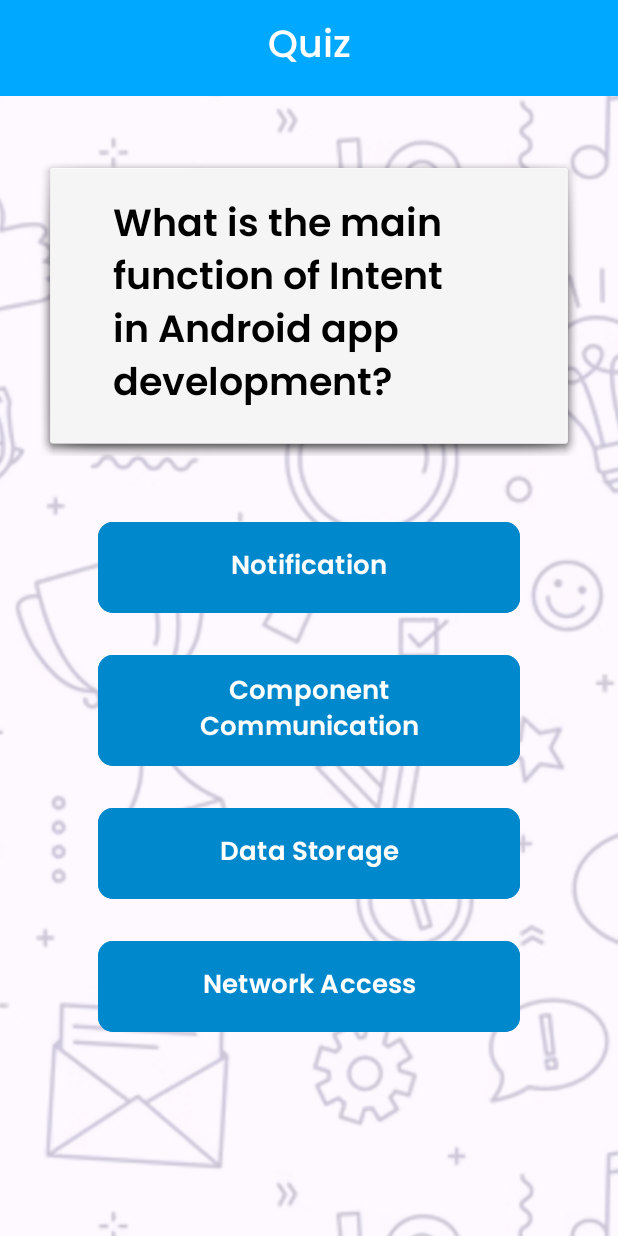
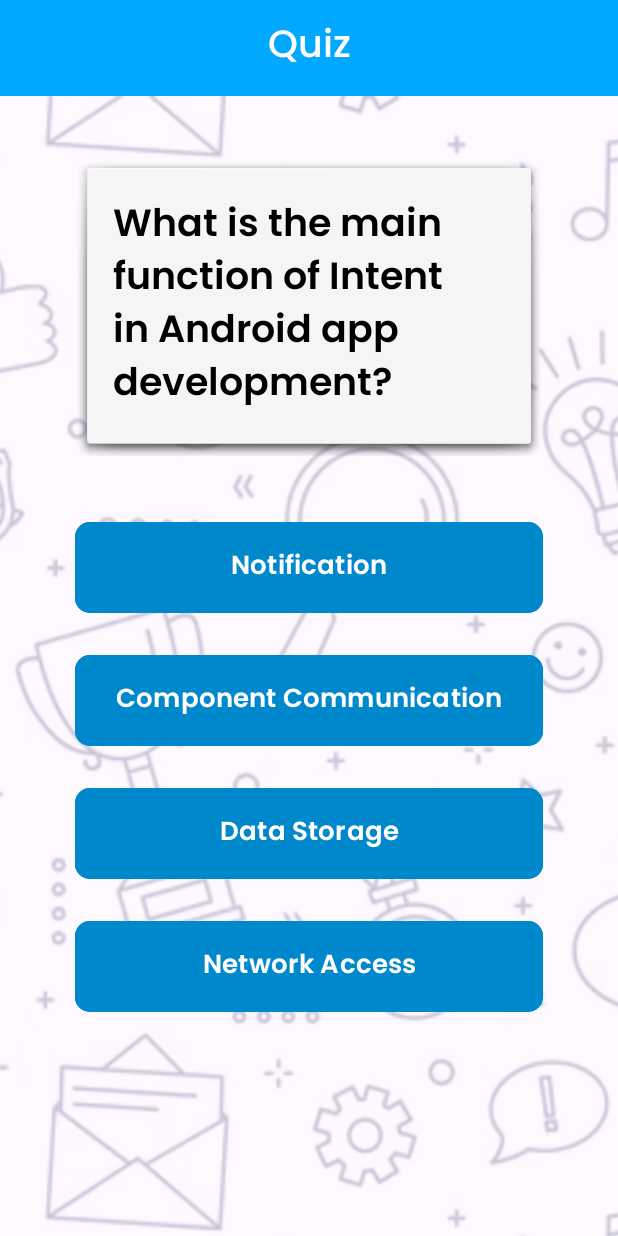
Before and after one commit to RioOctaviannusLoka/UTS_PM5_Rio-Octaviannus-Loka, an Android app: the ResultActivity screen opened directly, with no data from a screen before it, after a tap on "Reattempt The Quiz", on a phone screen of 412 x 824 dp. Run offline under Robolectric (Android 15) with nearby library versions, the phone set to English and light mode, and no system bars; 1 statement that could not run was skipped.

Commit message:
fix: change quiz and result activity into nestedScrollView

```diff
--- a/app/src/main/java/com/example/uts/QuizActivity.kt
+++ b/app/src/main/java/com/example/uts/QuizActivity.kt
@@ -117,12 +117,12 @@ class QuizActivity : AppCompatActivity() {
 
         // Move the icon to the left of the option button
         val set = ConstraintSet().apply {
-            clone(binding.activityQuiz) // Clone the layout
+            clone(binding.wrapper) // Clone the layout
             connect(iconView.id, ConstraintSet.END, button.id, ConstraintSet.START, 16)
             connect(iconView.id, ConstraintSet.TOP, button.id, ConstraintSet.TOP)
             connect(iconView.id, ConstraintSet.BOTTOM, button.id, ConstraintSet.BOTTOM)
         }
-        set.applyTo(binding.activityQuiz) // Apply the new constraints
+        set.applyTo(binding.wrapper) // Apply the new constraints
         iconView.visibility = View.VISIBLE // Show the icon
     }
 
--- a/app/src/main/res/layout/activity_quiz.xml
+++ b/app/src/main/res/layout/activity_quiz.xml
@@ -14,7 +14,7 @@
         style="@style/page_title_background"
         app:layout_constraintTop_toTopOf="parent"
         app:layout_constraintStart_toStartOf="parent"
-        app:layout_constraintEnd_toEndOf="parent"/>
+        app:layout_constraintEnd_toEndOf="parent" />
 
     <TextView
         android:id="@+id/quiz_title"
@@ -25,32 +25,44 @@
         app:layout_constraintTop_toTopOf="@+id/quiz_title_background"
         app:layout_constraintBottom_toBottomOf="@id/quiz_title_background"
         app:layout_constraintStart_toStartOf="@id/quiz_title_background"
-        app:layout_constraintEnd_toEndOf="@id/quiz_title_background"/>
+        app:layout_constraintEnd_toEndOf="@id/quiz_title_background" />
+
+    <androidx.core.widget.NestedScrollView
+        android:id="@+id/nestedScrollView"
+        android:layout_width="match_parent"
+        android:layout_height="0dp"
+        app:layout_constraintTop_toBottomOf="@id/quiz_title_background"
+        app:layout_constraintBottom_toBottomOf="parent"
+        app:layout_constraintStart_toStartOf="parent"
+        app:layout_constraintEnd_toEndOf="parent">
+
+        <androidx.constraintlayout.widget.ConstraintLayout
+            android:id="@+id/wrapper"
+            android:layout_width="match_parent"
+            android:layout_height="wrap_content">
 
             <ImageView
                 android:id="@+id/background"
                 android:layout_width="match_parent"
                 android:layout_height="0dp"
-        android:layout_weight="1"
                 android:adjustViewBounds="true"
                 android:scaleType="centerCrop"
                 android:src="@drawable/bg"
-        app:layout_constraintTop_toBottomOf="@id/quiz_title_background"
-        app:layout_constraintBottom_toBottomOf="parent"
-        app:layout_constraintEnd_toEndOf="parent"
-        app:layout_constraintStart_toStartOf="parent"/>
+                app:layout_constraintTop_toTopOf="parent"
+                app:layout_constraintStart_toStartOf="parent"
+                app:layout_constraintEnd_toEndOf="parent" />
 
             <com.google.android.material.appbar.MaterialToolbar
                 android:id="@+id/question_background"
                 android:layout_width="match_parent"
                 android:layout_height="200dp"
                 android:background="@android:drawable/dialog_holo_light_frame"
-        android:layout_marginHorizontal="25dp"
+                android:layout_marginHorizontal="50dp"
                 android:layout_marginVertical="40dp"
                 style="@style/question_bg"
-        app:layout_constraintTop_toBottomOf="@id/quiz_title_background"
+                app:layout_constraintTop_toTopOf="@id/background"
                 app:layout_constraintStart_toStartOf="parent"
-        app:layout_constraintEnd_toEndOf="parent"/>
+                app:layout_constraintEnd_toEndOf="parent" />
 
             <TextView
                 android:id="@+id/question"
@@ -58,13 +70,11 @@
                 android:layout_width="0dp"
                 android:layout_height="0dp"
                 android:padding="25dp"
-        android:paddingStart="50dp"
                 android:text="@string/text_first_question"
+                app:layout_constraintTop_toTopOf="@id/question_background"
                 app:layout_constraintBottom_toBottomOf="@id/question_background"
-        app:layout_constraintEnd_toEndOf="@id/question_background"
                 app:layout_constraintStart_toStartOf="@id/question_background"
-        app:layout_constraintTop_toTopOf="@id/question_background"
-        tools:ignore="RtlSymmetry" />
+                app:layout_constraintEnd_toEndOf="@id/question_background" />
 
             <com.google.android.material.button.MaterialButton
                 android:id="@+id/button_option1"
@@ -72,10 +82,7 @@
                 android:layout_height="wrap_content"
                 style="@style/primaryButton.answers"
                 android:text="@string/text_first_question_answer1"
-        android:paddingStart="50dp"
-        android:paddingEnd="50dp"
                 android:layout_marginTop="40dp"
-        android:layout_marginHorizontal="40dp"
                 android:padding="15dp"
                 app:layout_constraintTop_toBottomOf="@id/question_background"
                 app:layout_constraintStart_toStartOf="@id/question_background"
@@ -87,10 +94,8 @@
                 android:layout_height="wrap_content"
                 style="@style/primaryButton.answers"
                 android:text="@string/text_first_question_answer2"
-        android:paddingStart="50dp"
-        android:paddingEnd="50dp"
                 android:layout_marginTop="20dp"
-        android:padding="10dp"
+                android:padding="15dp"
                 app:layout_constraintTop_toBottomOf="@id/button_option1"
                 app:layout_constraintStart_toStartOf="@id/button_option1"
                 app:layout_constraintEnd_toEndOf="@id/button_option1" />
@@ -101,8 +106,6 @@
                 android:layout_height="wrap_content"
                 style="@style/primaryButton.answers"
                 android:text="@string/text_first_question_answer3"
-        android:paddingStart="50dp"
-        android:paddingEnd="50dp"
                 android:layout_marginTop="20dp"
                 android:padding="15dp"
                 app:layout_constraintTop_toBottomOf="@id/button_option2"
@@ -115,8 +118,6 @@
                 android:layout_height="wrap_content"
                 style="@style/primaryButton.answers"
                 android:text="@string/text_first_question_answer4"
-        android:paddingStart="50dp"
-        android:paddingEnd="50dp"
                 android:layout_marginTop="20dp"
                 android:padding="15dp"
                 app:layout_constraintTop_toBottomOf="@id/button_option3"
@@ -130,8 +131,6 @@
                 style="@style/secondaryButton"
                 android:text="@string/button_continue"
                 android:visibility="gone"
-        android:paddingStart="50dp"
-        android:paddingEnd="50dp"
                 android:layout_marginTop="60dp"
                 android:padding="12dp"
                 app:layout_constraintTop_toBottomOf="@id/button_option4"
@@ -144,7 +143,7 @@
                 android:layout_height="30dp"
                 android:src="@drawable/correct"
                 android:visibility="gone"
-        tools:ignore="MissingConstraints"/>
+                tools:ignore="MissingConstraints" />
 
             <ImageView
                 android:id="@+id/wrong"
@@ -152,6 +151,9 @@
                 android:layout_height="30dp"
                 android:src="@drawable/wrong"
                 android:visibility="gone"
-        tools:ignore="MissingConstraints"/>
+                tools:ignore="MissingConstraints" />
 
         </androidx.constraintlayout.widget.ConstraintLayout>
+    </androidx.core.widget.NestedScrollView>
+
+</androidx.constraintlayout.widget.ConstraintLayout>
```
Also changed, not shown: app/src/main/res/layout/activity_main.xml (+27 -18 lines), app/src/main/res/layout/activity_result.xml (+19 -3 lines). Lines whose indentation alone changed are shown as unchanged.
